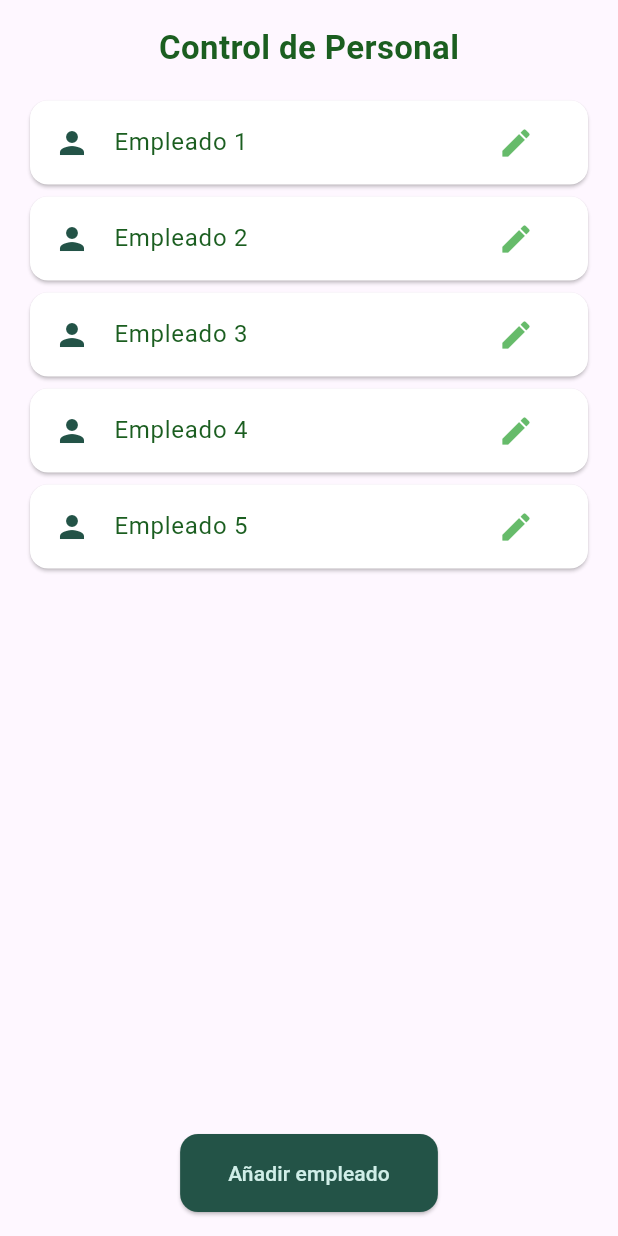
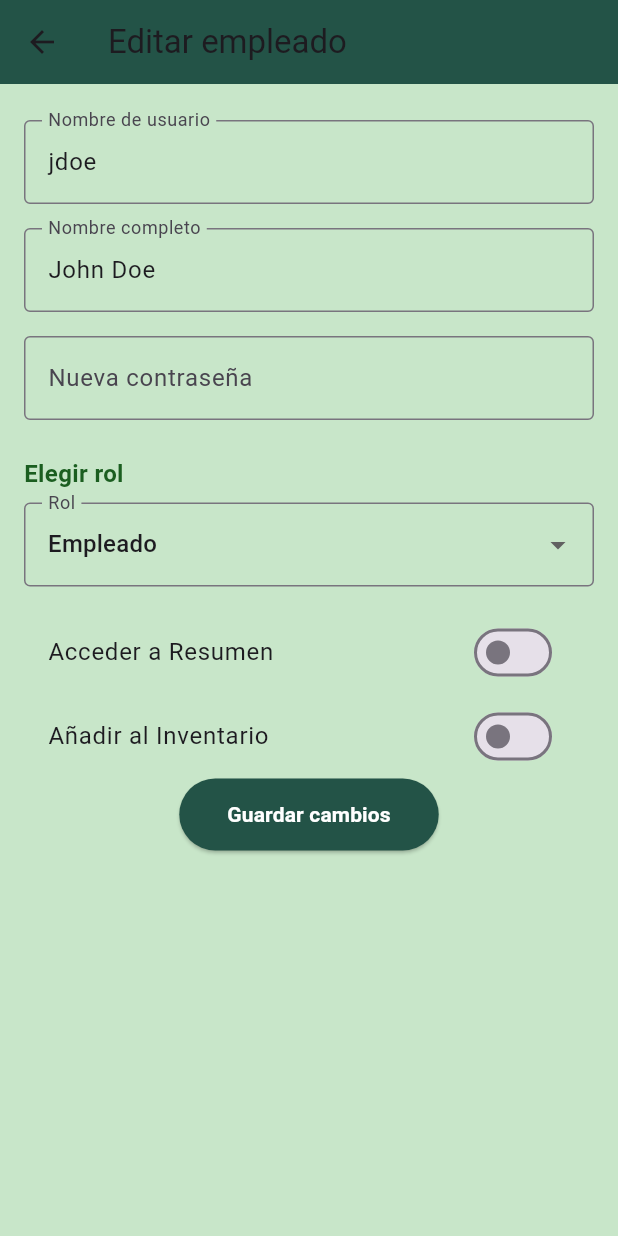
Before and after one commit to MCarra64/control_verde, a Flutter app: the StaffScreen screen opened directly, after a tap on the "edit" icon, on a phone screen of 412 x 824 dp. Run offline on Flutter 3.47's test engine with Material 3 defaults, Android fonts, the phone set to English and light mode, and no system bars.

Commit message:
pantalla de personal
..

```diff
--- /dev/null
+++ b/lib/screens/edit_employee_screen.dart
@@ -0,0 +1,164 @@
+import 'package:flutter/material.dart';
+import '../utils/app_styles.dart';
+
+class EditEmployeeScreen extends StatefulWidget {
+  final String username;
+  final String fullName;
+
+  const EditEmployeeScreen({
+    super.key,
+    required this.username,
+    required this.fullName,
+  });
+
+  @override
+  State<EditEmployeeScreen> createState() => _EditEmployeeScreenState();
+}
+
+class _EditEmployeeScreenState extends State<EditEmployeeScreen> {
+  final _formKey = GlobalKey<FormState>();
+  late TextEditingController usernameController;
+  late TextEditingController fullNameController;
+  final TextEditingController passwordController = TextEditingController();
+
+  String selectedRole = 'empleado';
+  bool canAccessResumen = false;
+  bool canAddInventory = false;
+
+  @override
+  void initState() {
+    super.initState();
+    usernameController = TextEditingController(text: widget.username);
+    fullNameController = TextEditingController(text: widget.fullName);
+  }
+
+  @override
+  void dispose() {
+    usernameController.dispose();
+    fullNameController.dispose();
+    passwordController.dispose();
+    super.dispose();
+  }
+
+  @override
+  Widget build(BuildContext context) {
+    return Scaffold(
+      appBar: AppBar(
+        title: const Text('Editar empleado'),
+        backgroundColor: AppStyles.primaryGreen,
+      ),
+      backgroundColor: const Color(0xFFC8E6C9),
+      body: SingleChildScrollView(
+        padding: const EdgeInsets.all(16.0),
+        child: Form(
+          key: _formKey,
+          child: Column(
+            children: [
+              _buildTextField(usernameController, 'Nombre de usuario'),
+              _buildTextField(fullNameController, 'Nombre completo'),
+              _buildTextField(passwordController, 'Nueva contraseña', obscure: true),
+              const SizedBox(height: 16),
+              const Align(
+                alignment: Alignment.centerLeft,
+                child: Text(
+                  'Elegir rol',
+                  style: TextStyle(
+                    fontSize: 16,
+                    fontWeight: FontWeight.bold,
+                    color: AppStyles.textDark,
+                  ),
+                ),
+              ),
+              const SizedBox(height: 8),
+              _buildRoleDropdown(),
+              const SizedBox(height: 16),
+              if (selectedRole == 'empleado') ...[
+                SwitchListTile(
+                  title: const Text('Acceder a Resumen'),
+                  value: canAccessResumen,
+                  onChanged: (value) {
+                    setState(() {
+                      canAccessResumen = value;
+                    });
+                  },
+                ),
+                SwitchListTile(
+                  title: const Text('Añadir al Inventario'),
+                  value: canAddInventory,
+                  onChanged: (value) {
+                    setState(() {
+                      canAddInventory = value;
+                    });
+                  },
+                ),
+              ],
+              ElevatedButton(
+                style: ElevatedButton.styleFrom(
+                  backgroundColor: AppStyles.primaryGreen,
+                  padding: const EdgeInsets.symmetric(vertical: 14.0, horizontal: 32.0),
+                ),
+                onPressed: () {
+                  if (_formKey.currentState!.validate()) {
+                    ScaffoldMessenger.of(context).showSnackBar(
+                      const SnackBar(content: Text('Perfil actualizado')),
+                    );
+                    Future.delayed(const Duration(milliseconds: 500), () {
+                      Navigator.pop(context);
+                    });
+                  }
+                },
+                child: const Text(
+                  'Guardar cambios',
+                  style: TextStyle(color: Colors.white, fontWeight: FontWeight.bold),
+                ),
+              )
+            ],
+          ),
+        ),
+      ),
+    );
+  }
+
+  Widget _buildTextField(TextEditingController controller, String label, {bool obscure = false}) {
+    return Padding(
+      padding: const EdgeInsets.symmetric(vertical: 8.0),
+      child: TextFormField(
+        controller: controller,
+        obscureText: obscure,
+        decoration: InputDecoration(
+          labelText: label,
+          border: const OutlineInputBorder(),
+        ),
+        validator: (value) {
+          if (value == null || value.isEmpty) {
+            return 'Ingrese $label';
+          }
+          return null;
+        },
+      ),
+    );
+  }
+
+  Widget _buildRoleDropdown() {
+    return DropdownButtonFormField<String>(
+      value: selectedRole,
+      decoration: const InputDecoration(
+        labelText: 'Rol',
+        border: OutlineInputBorder(),
+      ),
+      items: const [
+        DropdownMenuItem(value: 'empleado', child: Text('Empleado')),
+        DropdownMenuItem(value: 'jefe', child: Text('Jefe')),
+      ],
+      onChanged: (value) {
+        setState(() {
+          selectedRole = value ?? 'empleado';
+          if (selectedRole == 'jefe') {
+            canAccessResumen = true;
+            canAddInventory = true;
+          }
+        });
+      },
+    );
+  }
+}
--- a/lib/screens/staff_screen.dart
+++ b/lib/screens/staff_screen.dart
@@ -1,37 +1,71 @@
 import 'package:flutter/material.dart';
 import '../utils/app_styles.dart';
+import 'edit_employee_screen.dart';
 
 class StaffScreen extends StatelessWidget {
   const StaffScreen({super.key});
 
   @override
   Widget build(BuildContext context) {
-    return Padding(
-      padding: const EdgeInsets.all(16.0),
-      child: Column(
+    // Datos simulados
+    final List<Map<String, String>> employees = [
+      {'username': 'jdoe', 'fullName': 'John Doe'},
+      {'username': 'asmith', 'fullName': 'Alice Smith'},
+    ];
+
+    return Scaffold(
+      appBar: AppBar(
+        title: const Text('Control de personal'),
+        backgroundColor: AppStyles.primaryGreen,
+      ),
+      backgroundColor: const Color(0xFFC8E6C9),
+      body: Stack(
         children: [
-          const Text('Control de Personal', style: TextStyle(fontSize: 22, fontWeight: FontWeight.bold, color: AppStyles.textDark)),
-          const SizedBox(height: 16),
-          Expanded(
-            child: ListView.builder(
-              itemCount: 5, //placeholder mientas se integra con la base de datos
-              itemBuilder: (context, index) => Card(
-                color: AppStyles.cardBackground,
+          ListView.builder(
+            padding: const EdgeInsets.all(16.0),
+            itemCount: employees.length,
+            itemBuilder: (context, index) {
+              final employee = employees[index];
+              return Card(
                 child: ListTile(
-                  leading: const Icon(Icons.person, color: AppStyles.primaryGreen),
-                  title: Text('Empleado ${index + 1}', style: const TextStyle(color: AppStyles.textDark)), //placeholder mientas se integra con la base de datos
+                  leading: Icon(Icons.person, color: AppStyles.primaryGreen),
+                  title: Text(employee['fullName'] ?? ''),
+                  subtitle: Text('Usuario: ${employee['username']}'),
                   trailing: IconButton(
-                    icon: const Icon(Icons.edit, color: AppStyles.accentGreen),
-                    onPressed: () {}, //placeholder para editar empleado
+                    icon: const Icon(Icons.edit, color: Colors.blue),
+                    onPressed: () {
+                      Navigator.push(
+                        context,
+                        MaterialPageRoute(
+                          builder: (_) => EditEmployeeScreen(
+                            username: employee['username']!,
+                            fullName: employee['fullName']!,
+                          ),
+                        ),
+                      );
+                    },
                   ),
                 ),
+              );
+            },
+          ),
+          Positioned(
+            bottom: 32,
+            left: 16,
+            right: 16,
+            child: ElevatedButton(
+              style: ElevatedButton.styleFrom(
+                backgroundColor: AppStyles.primaryGreen,
+                padding: const EdgeInsets.symmetric(vertical: 14.0),
+              ),
+              onPressed: () {
+                // Aquí puedes navegar a una pantalla de añadir empleado si quieres
+              },
+              child: const Text(
+                'Añadir empleado',
+                style: TextStyle(fontSize: 16, color: Colors.white),
               ),
             ),
-          ),
-          ElevatedButton(
-            style: AppStyles.elevatedButtonStyle,
-            onPressed: () {},
-            child: const Text('Añadir empleado'),
           ),
         ],
       ),
```
Also changed, not shown: lib/screens/add_category_screen.dart (added, +89 -0 lines), lib/screens/add_product_screen.dart (added, +134 -0 lines), lib/screens/inventory_screen.dart (+16 -5 lines).
